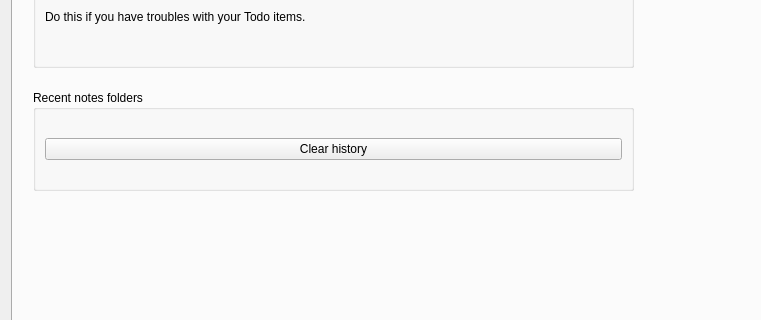
Before: the Qt Designer form src/settingsdialog.ui in pbek/QOwnNotes, drawn with Qt 5; both pictures show x 0 to 761 and y 467 to 787 of the 1237 by 888 pixel window.
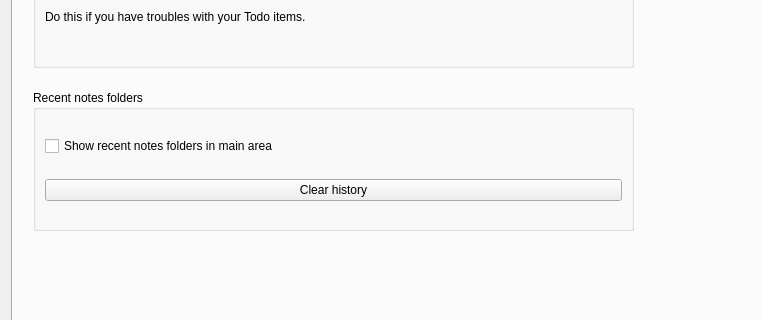
After: the same form once the commit is applied. The open tabs and pages were chosen to show the change. Icons and pictures are not drawn. Custom widgets are drawn as their Qt base class.

Commit message: implemented jumping to all visited note folders with a select box above the notes list (optional)

Patch:
```diff
--- a/src/settingsdialog.ui
+++ b/src/settingsdialog.ui
@@ -804,13 +804,20 @@
            <x>20</x>
            <y>520</y>
            <width>601</width>
-           <height>101</height>
+           <height>141</height>
           </rect>
          </property>
          <property name="title">
           <string>Recent notes folders</string>
          </property>
          <layout class="QVBoxLayout" name="verticalLayout_3">
+          <item>
+           <widget class="QCheckBox" name="showRecentNoteFolderCheckBox">
+            <property name="text">
+             <string>Show recent notes folders in main area</string>
+            </property>
+           </widget>
+          </item>
           <item>
            <widget class="QPushButton" name="clearRecentNotesFoldersHistoryButton">
             <property name="toolTip">
```
The commit also changes 5 other files.
